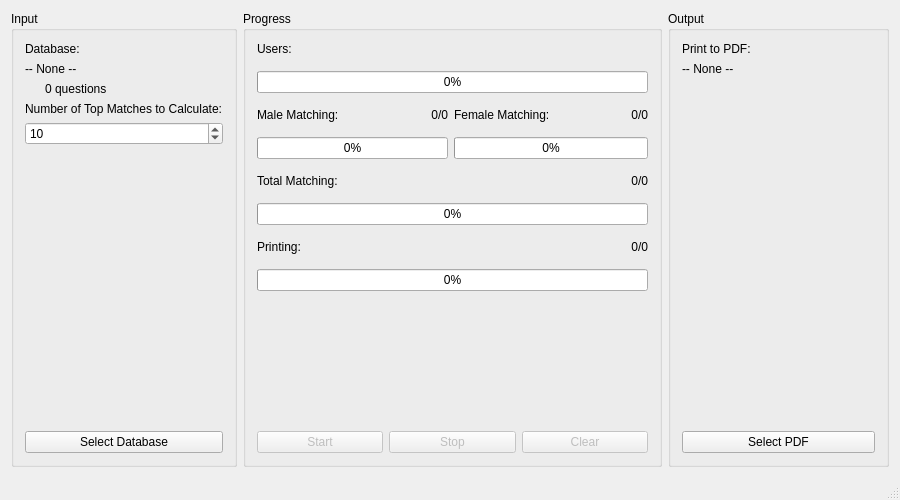
jasonpaulos/MatchMaker, file Qt_MatchMaker/MainWindow.ui: the form before one commit.
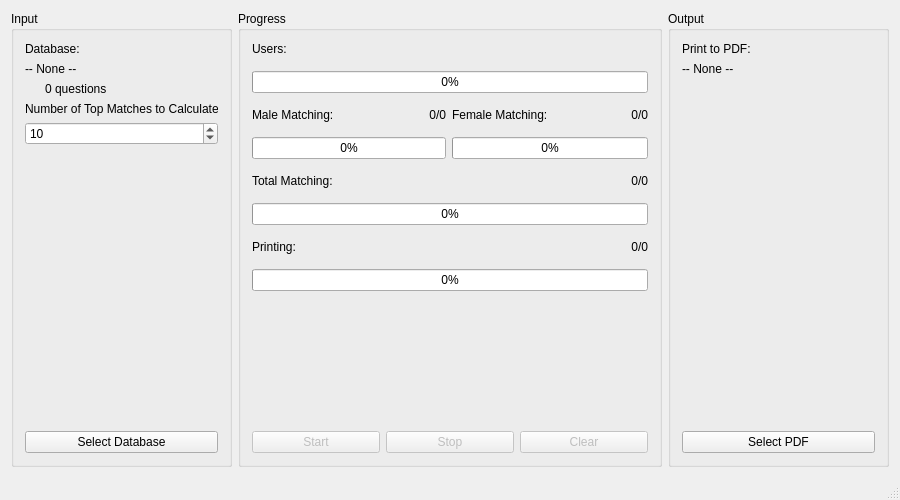
The form after the commit.

Commit message: Fixed printing and dialog issues

Patch:
```diff
--- a/Qt_MatchMaker/MainWindow.ui
+++ b/Qt_MatchMaker/MainWindow.ui
@@ -35,6 +35,12 @@
         <height>0</height>
        </size>
       </property>
+      <property name="maximumSize">
+       <size>
+        <width>221</width>
+        <height>16777215</height>
+       </size>
+      </property>
       <property name="title">
        <string>Input</string>
       </property>
```
Left out of the diff: 6 changed lines with no effect on the pictures. The commit also changes 7 other files.
